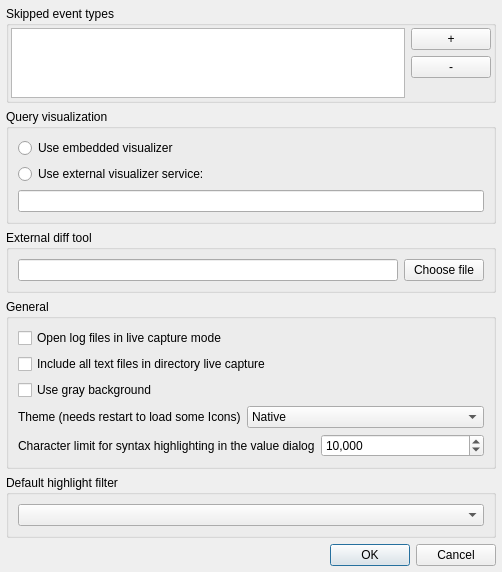
Qt form src/optionsdlg.ui (tableau/tableau-log-viewer) before a commit.
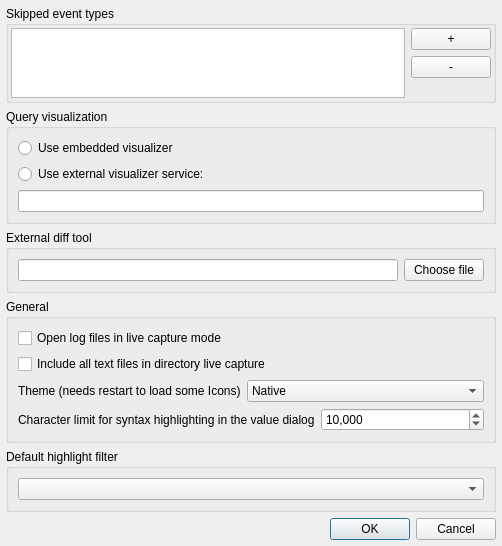
The same form after that commit.

Commit message: Remove the Gray background code.

```diff
--- a/src/optionsdlg.ui
+++ b/src/optionsdlg.ui
@@ -199,16 +199,6 @@
           </property>
          </widget>
         </item>
-        <item>
-         <widget class="QCheckBox" name="useGrayBackground">
-          <property name="toolTip">
-           <string>Set background color to gray or white for log views and value dialog. Apply to new tabs.</string>
-          </property>
-          <property name="text">
-           <string>Use gray background</string>
-          </property>
-         </widget>
-        </item>
         <item>
          <layout class="QFormLayout" name="themeFormLayout">
           <item row="0" column="0">
```
The commit also changes 5 other files.
